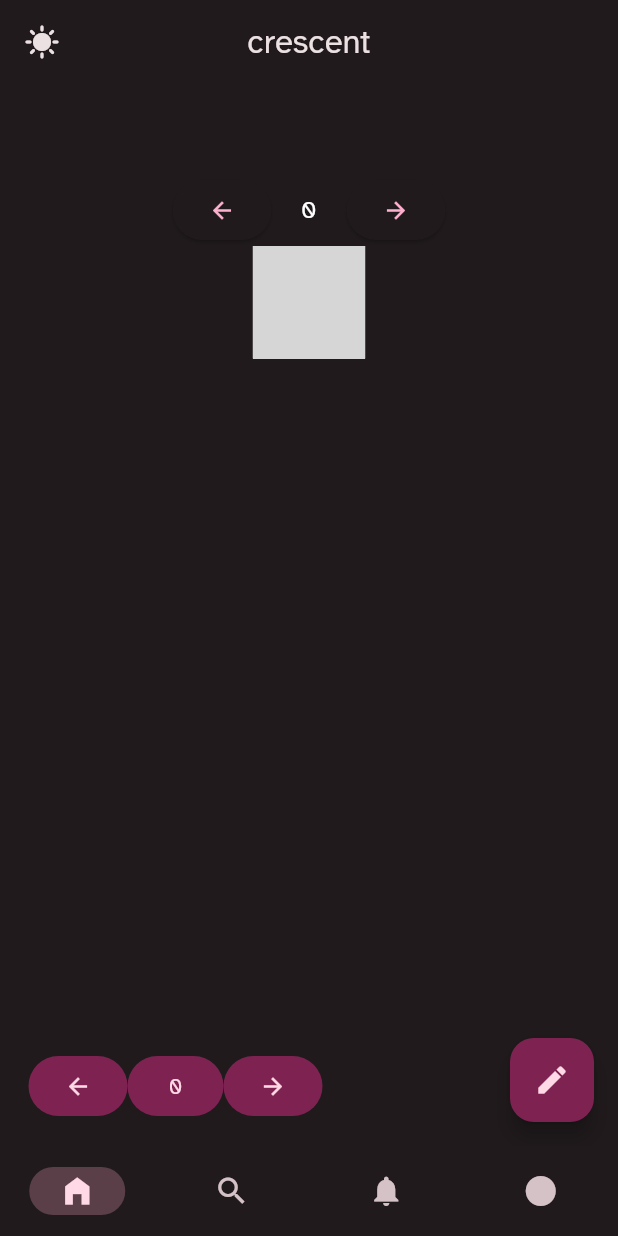
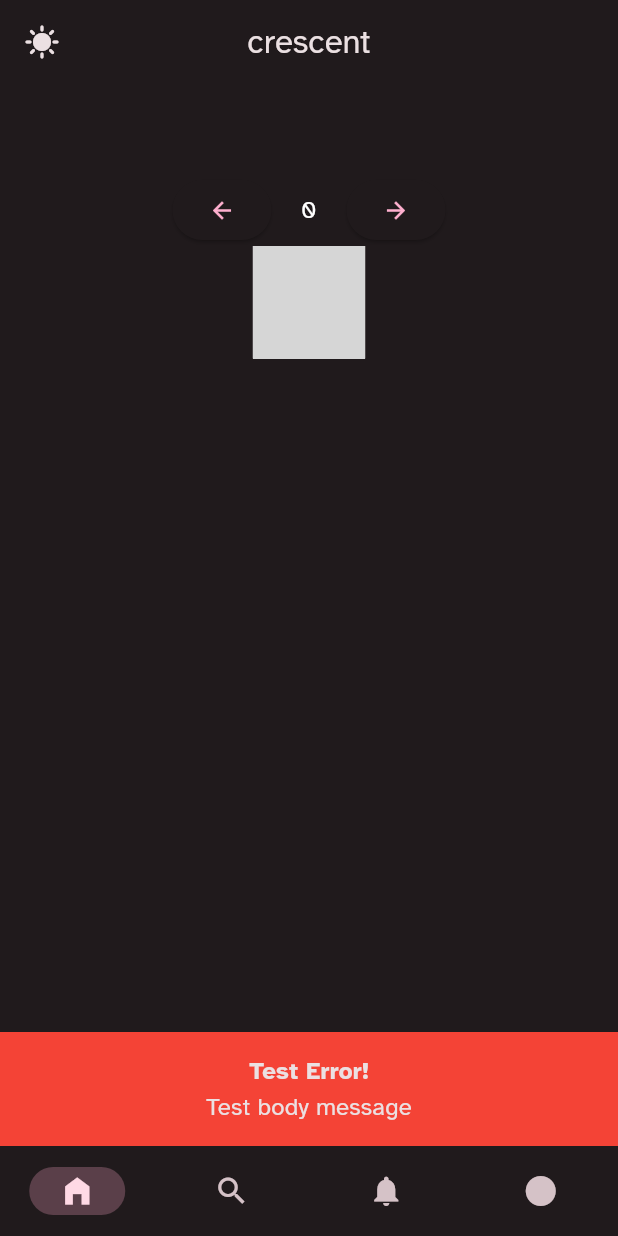
Before and after one commit to snaeling/crescent, a Flutter app: the HomeScreen screen opened by its route, after a tap on the "edit" icon, on a phone screen of 412 x 824 dp. Run offline on Flutter 3.47's test engine with Material 2 defaults, Android fonts, the phone set to English and light mode, and no system bars; our stand-ins replace auto_route, cached_network_image, flutter_hooks, flutter_html, flutter_markdown, flutter_secure_storage and 7 more; missing offline and left inert: cohost_api, markdown; accounts and stored records are empty; generated files the repository leaves out were written again; grey boxes are pictures that could not be loaded.

```diff
--- /dev/null
+++ b/lib/src/common_widgets/global_error_display.dart
@@ -0,0 +1,77 @@
+// based on
+// https://github.com/0x07dc/global_snack_bar/blob/ae0d5d00dacee276ee08d33b99211fc893788bf9/lib/global_snack_bar.dart
+
+import 'dart:async';
+
+import 'package:flutter/material.dart';
+import 'package:flutter_hooks/flutter_hooks.dart';
+
+class GlobalErrorWrapper extends HookWidget {
+  final Widget content;
+
+  const GlobalErrorWrapper(this.content, {super.key});
+
+  @override
+  Widget build(BuildContext context) {
+    final active = useState(false);
+    void showSnackBar(GlobalError error) {
+      SnackBar bar = SnackBar(
+        content: Column(
+          mainAxisSize: MainAxisSize.min,
+          children: [
+            Text(
+              error.title,
+              style: Theme.of(context)
+                  .textTheme
+                  .titleMedium!
+                  .copyWith(fontWeight: FontWeight.bold),
+            ),
+            Text(error.body, style: Theme.of(context).textTheme.titleMedium!),
+          ],
+        ),
+        backgroundColor: error.background,
+      );
+
+      ScaffoldMessenger.of(context).showSnackBar(bar);
+    }
+
+    useEffect(
+      () {
+        if (!active.value) {
+          active.value = true;
+          Future.microtask(() async {
+            await for (var message in GlobalErrorService.newMessage) {
+              showSnackBar(message);
+            }
+          });
+        }
+
+        return null;
+      },
+    );
+
+    return content;
+  }
+}
+
+class GlobalError {
+  GlobalError({this.title = "", this.body = "", this.background = Colors.red});
+
+  final String title;
+  final String body;
+  final Color background;
+}
+
+class GlobalErrorService {
+  static final streamController = StreamController.broadcast();
+
+  static Stream get newMessage => streamController.stream;
+
+  void showMessage(GlobalError data) {
+    streamController.sink.add(data);
+  }
+
+  dispose() {
+    streamController.close();
+  }
+}
--- a/lib/src/features/authentication/application/auth_provider.dart
+++ b/lib/src/features/authentication/application/auth_provider.dart
@@ -2,6 +2,7 @@ import 'dart:async';
 
 import 'package:cohost_api/cohost.dart';
 import 'package:crescent/src/features/authentication/data/user_repository.dart';
+import 'package:crescent/src/utils/secure_storage_service.dart';
 import 'package:freezed_annotation/freezed_annotation.dart';
 import 'package:hooks_riverpod/hooks_riverpod.dart';
 
@@ -43,17 +44,17 @@ class LogInController extends StateNotifier<AsyncValue<void>> {
 }
 
 @freezed
-class UserState with _$UserState {
-  const factory UserState({
-    User? user,
-    @Default(false) bool loggedIn,
-  }) = _UserState;
+class AppUserState with _$AppUserState {
+  const factory AppUserState(
+      {User? user,
+      @Default(false) bool loggedIn,
+      UserState? userState}) = _AppUserState;
 
-  const UserState._();
+  const AppUserState._();
 }
 
-class AuthNotifier extends StateNotifier<UserState> {
-  AuthNotifier(this.ref) : super(const UserState()) {
+class AuthNotifier extends StateNotifier<AppUserState> {
+  AuthNotifier(this.ref) : super(const AppUserState()) {
     _init();
   }
 
@@ -62,19 +63,28 @@ class AuthNotifier extends StateNotifier<UserState> {
 
   _init() async {
     User auth = await ref.watch(userRepositoryProvider).loggedIn();
-    state = state.copyWith(loggedIn: auth.loggedIn);
+    state = state.copyWith(loggedIn: auth.loggedIn, user: auth);
+    UserState userState = await ref
+        .watch(userRepositoryProvider)
+        .getUserState(state.user!.projectHandle!);
+    state = state.copyWith(userState: userState);
     Timer.periodic(const Duration(seconds: 30), (timer) async {
+      // TODO: this must only run in the foreground
       auth = await ref.watch(userRepositoryProvider).loggedIn();
       state = state.copyWith(loggedIn: auth.loggedIn);
-      print(state.loggedIn);
     });
   }
 
   setAuthState(bool bool) {
     state = state.copyWith(loggedIn: bool);
   }
+
+  logOut() async {
+    state = state.copyWith(user: null, loggedIn: false);
+    ref.watch(secureStorageServiceProvider).retireCookie();
+  }
 }
 
-final authProvider = StateNotifierProvider<AuthNotifier, UserState>((ref) {
+final authProvider = StateNotifierProvider<AuthNotifier, AppUserState>((ref) {
   return AuthNotifier(ref);
 });
--- a/lib/src/features/authentication/data/user_repository.dart
+++ b/lib/src/features/authentication/data/user_repository.dart
@@ -77,6 +77,11 @@ class UserRepository {
     return res;
   }
 
+  Future<UserState> getUserState(String handle) async {
+    var res = await api.user.userState(handle);
+    return res;
+  }
+
   _init() {}
   //void dispose() => _authState.close();
 }
--- a/lib/src/features/posts/presentation/comments.dart
+++ b/lib/src/features/posts/presentation/comments.dart
@@ -114,6 +114,7 @@ class CommentWidget extends StatelessWidget {
                 Wrap(
                   children: [
                     ExpandedPostCardProject(
+                      timestamp: comment.comment.postedAtISO,
                       project: comment.poster,
                       showImage: false,
                     ),
--- a/lib/src/features/posts/presentation/home_screen.dart
+++ b/lib/src/features/posts/presentation/home_screen.dart
@@ -1,9 +1,7 @@
-import 'package:crescent/src/features/authentication/application/auth_provider.dart';
-import 'package:crescent/src/features/authentication/data/user_repository.dart';
+import 'package:crescent/src/common_widgets/global_error_display.dart';
 import 'package:crescent/src/features/posts/application/feed_provider.dart';
 import 'package:crescent/src/features/posts/presentation/select_page_dialog.dart';
 import 'package:crescent/src/utils/localized_build_context.dart';
-import 'package:crescent/src/utils/secure_storage_service.dart';
 import 'package:crescent/src/utils/theme_service.dart';
 import 'package:flutter/material.dart';
 import 'package:flutter/rendering.dart';
@@ -168,7 +166,9 @@ class HomeScreen extends HookConsumerWidget {
             child: FloatingActionButton(
               heroTag: null,
               onPressed: () {
-                ref.watch(secureStorageServiceProvider).retireCookie();
+                GlobalErrorService().showMessage(GlobalError(
+                    title: "Test Error!", body: "Test body message"));
+                //ref.watch(secureStorageServiceProvider).retireCookie();
               },
               child: const Icon(Icons.edit),
             ),
--- a/lib/src/features/posts/presentation/tag_screen.dart
+++ b/lib/src/features/posts/presentation/tag_screen.dart
@@ -23,6 +23,7 @@ class TagScreen extends HookConsumerWidget {
         child: RefreshIndicator(
           onRefresh: () => feed.refresh(),
           child: CustomScrollView(
+            physics: const BouncingScrollPhysics(),
             controller: scrollController,
             slivers: [
               SliverAppBar(
--- a/lib/src/features/projects/presentation/project_screen.dart
+++ b/lib/src/features/projects/presentation/project_screen.dart
@@ -46,6 +46,7 @@ class ProjectScreen extends HookConsumerWidget {
         child: RefreshIndicator(
           onRefresh: () => feed.refresh(),
           child: CustomScrollView(
+            physics: const BouncingScrollPhysics(),
             controller: scrollController,
             slivers: [
               SliverPersistentHeader(
--- a/lib/src/routes/navigation_scaffold.dart
+++ b/lib/src/routes/navigation_scaffold.dart
@@ -1,7 +1,7 @@
 import 'package:auto_route/auto_route.dart';
+import 'package:crescent/src/common_widgets/global_error_display.dart';
 import 'package:crescent/src/utils/localized_build_context.dart';
 import 'package:crescent/src/routes/app_router.gr.dart';
-import 'package:flutter/gestures.dart';
 import 'package:flutter/material.dart';
 
 class NavigationScreen extends StatelessWidget {
@@ -12,7 +12,8 @@ class NavigationScreen extends StatelessWidget {
   @override
   Widget build(BuildContext context) {
     return SafeArea(
-      child: AutoTabsScaffold(
+      child: GlobalErrorWrapper(
+        AutoTabsScaffold(
           routes: [
             const HomeRoute(),
             SearchRoute(),
@@ -53,6 +54,7 @@ class NavigationScreen extends StatelessWidget {
             );
           },
         ),
+      ),
     );
   }
 }
```
Also changed, not shown: lib/l10n/app_en.arb (+6 -1 lines), lib/src/common_widgets/post_blocks_builder.dart (+9 -4 lines), lib/src/features/posts/application/post_provider.dart (+23 -7 lines), lib/src/features/posts/presentation/expanded_post_card.dart (+15 -11 lines), lib/src/features/posts/presentation/post_card.dart (+9 -8 lines), lib/src/features/search/presentation/bookmarks_dialog.dart (added, +39 -0 lines), lib/src/features/search/presentation/search_screen.dart (+56 -4 lines), github/search.png, lib/src/features/authentication/application/auth_provider.freezed.dart, 1 other file. Lines whose indentation alone changed are shown as unchanged.
